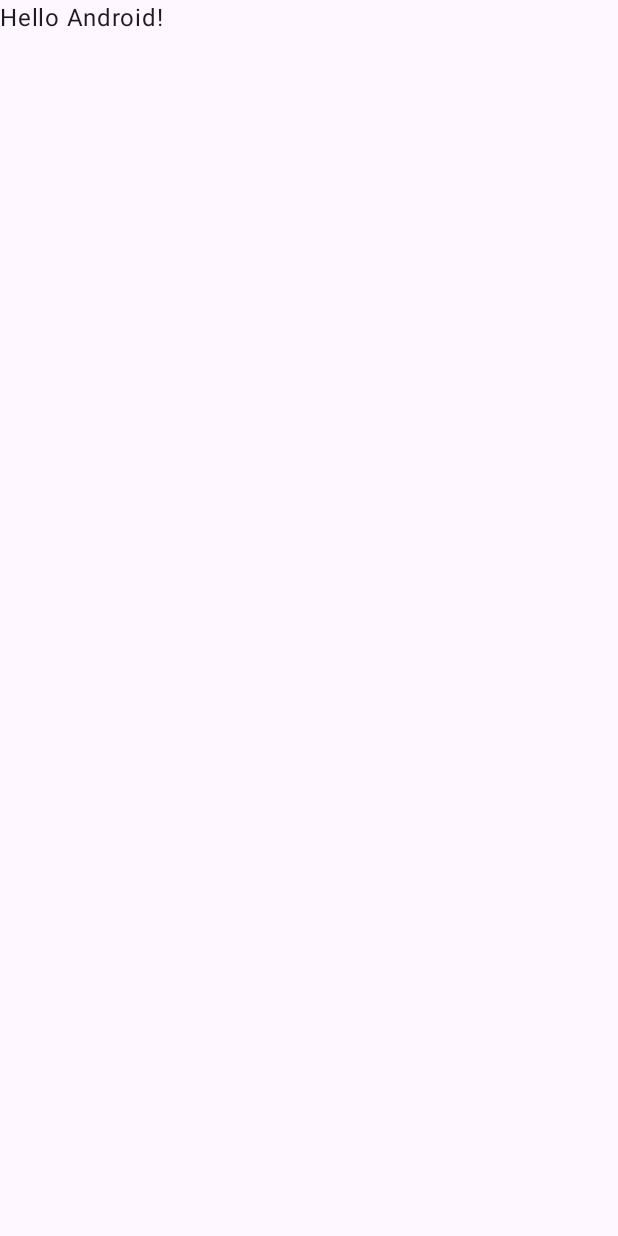
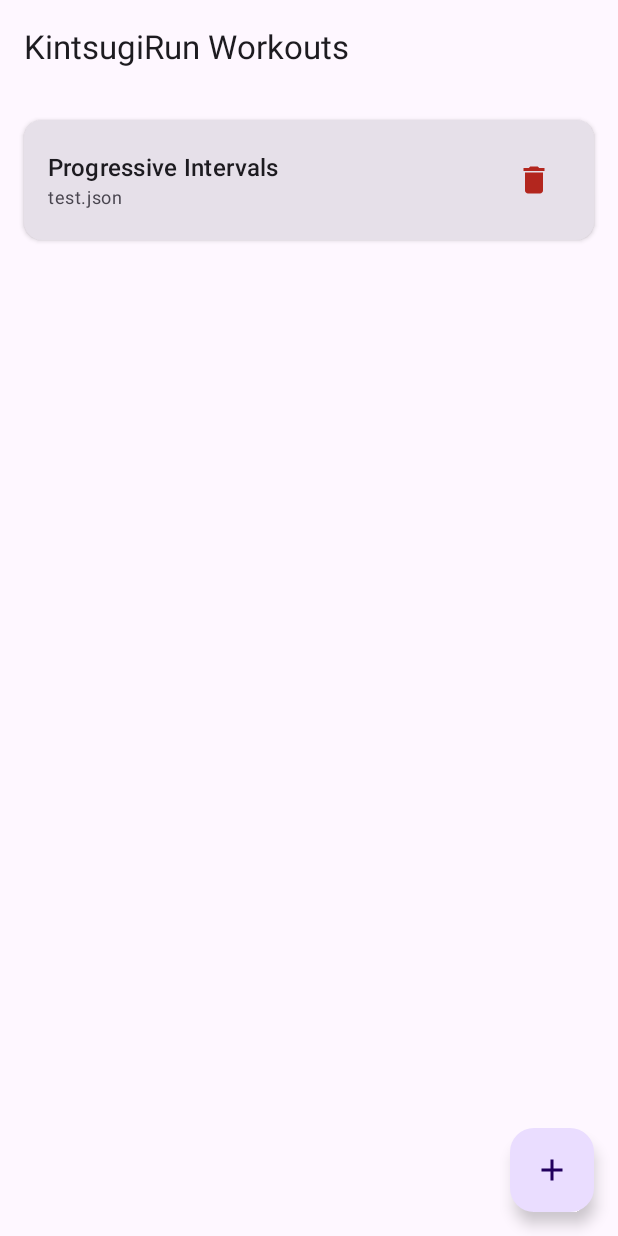
Before and after one commit to fbagagli/running_timer, an Android app built with Jetpack Compose: the screen it shows after launch (MainActivity), on a phone screen of 412 x 824 dp. Before the commit the screen is almost empty. Run offline under Robolectric (Android 15) with nearby library versions, the phone set to English and light mode, and no system bars.

Commit message:
feat: Add Jetpack Compose UI for Phase 4
Implemented the User Interface using Jetpack Compose and Material Design 3.
- Set up `KintsugiRunApp` with `NavHost` for navigation between Home and Active Workout screens.
- Updated `build.gradle.kts` with Navigation and ViewModel Compose dependencies.
- Added `HomeViewModel` and `HomeScreen` to display, import, and delete workouts.
- Added `ActiveWorkoutViewModel` and `ActiveWorkoutScreen` to display a runner-friendly timer UI and handle foreground service controls.
- Refactored `WorkoutRepository` to return filenames alongside workout data to support targeted deletion and loading.

Co-authored-by: fbagagli <12300630+fbagagli@users.noreply.github.com>

```diff
--- /dev/null
+++ b/app/src/main/java/com/kintsugirun/HomeScreen.kt
@@ -0,0 +1,118 @@
+package com.kintsugirun
+
+import android.net.Uri
+import androidx.activity.compose.rememberLauncherForActivityResult
+import androidx.activity.result.contract.ActivityResultContracts
+import androidx.compose.foundation.clickable
+import androidx.compose.foundation.layout.*
+import androidx.compose.foundation.lazy.LazyColumn
+import androidx.compose.foundation.lazy.items
+import androidx.compose.material.icons.Icons
+import androidx.compose.material.icons.filled.Add
+import androidx.compose.material.icons.filled.Delete
+import androidx.compose.material3.*
+import androidx.compose.runtime.*
+import androidx.compose.ui.Alignment
+import androidx.compose.ui.Modifier
+import androidx.compose.ui.unit.dp
+
+@OptIn(ExperimentalMaterial3Api::class)
+@Composable
+fun HomeScreen(
+    viewModel: HomeViewModel,
+    onNavigateToWorkout: (String) -> Unit
+) {
+    val workouts by viewModel.workouts.collectAsState()
+
+    val launcher = rememberLauncherForActivityResult(
+        contract = ActivityResultContracts.GetContent()
+    ) { uri: Uri? ->
+        uri?.let { viewModel.importWorkout(it) }
+    }
+
+    Scaffold(
+        topBar = {
+            TopAppBar(
+                title = { Text("KintsugiRun Workouts") }
+            )
+        },
+        floatingActionButton = {
+            FloatingActionButton(onClick = { launcher.launch("application/json") }) {
+                Icon(Icons.Filled.Add, contentDescription = "Import Workout")
+            }
+        }
+    ) { paddingValues ->
+        if (workouts.isEmpty()) {
+            Box(
+                modifier = Modifier
+                    .fillMaxSize()
+                    .padding(paddingValues),
+                contentAlignment = Alignment.Center
+            ) {
+                Text(
+                    text = "No workouts found. Tap + to import.",
+                    style = MaterialTheme.typography.bodyLarge
+                )
+            }
+        } else {
+            LazyColumn(
+                modifier = Modifier
+                    .fillMaxSize()
+                    .padding(paddingValues),
+                contentPadding = PaddingValues(16.dp),
+                verticalArrangement = Arrangement.spacedBy(8.dp)
+            ) {
+                items(workouts) { (fileName, workout) ->
+                    WorkoutRow(
+                        fileName = fileName,
+                        workout = workout,
+                        onClick = { onNavigateToWorkout(fileName) },
+                        onDelete = { viewModel.deleteWorkout(fileName) }
+                    )
+                }
+            }
+        }
+    }
+}
+
+@Composable
+fun WorkoutRow(
+    fileName: String,
+    workout: Workout,
+    onClick: () -> Unit,
+    onDelete: () -> Unit
+) {
+    Card(
+        modifier = Modifier
+            .fillMaxWidth()
+            .clickable { onClick() },
+        elevation = CardDefaults.cardElevation(defaultElevation = 2.dp)
+    ) {
+        Row(
+            modifier = Modifier
+                .fillMaxWidth()
+                .padding(16.dp),
+            horizontalArrangement = Arrangement.SpaceBetween,
+            verticalAlignment = Alignment.CenterVertically
+        ) {
+            Column(modifier = Modifier.weight(1f)) {
+                Text(
+                    text = workout.workoutName,
+                    style = MaterialTheme.typography.titleMedium
+                )
+                Text(
+                    text = fileName,
+                    style = MaterialTheme.typography.bodySmall,
+                    color = MaterialTheme.colorScheme.onSurfaceVariant
+                )
+            }
+            IconButton(onClick = onDelete) {
+                Icon(
+                    Icons.Filled.Delete,
+                    contentDescription = "Delete Workout",
+                    tint = MaterialTheme.colorScheme.error
+                )
+            }
+        }
+    }
+}
--- /dev/null
+++ b/app/src/main/java/com/kintsugirun/HomeViewModel.kt
@@ -0,0 +1,42 @@
+package com.kintsugirun
+
+import android.net.Uri
+import androidx.lifecycle.ViewModel
+import androidx.lifecycle.viewModelScope
+import kotlinx.coroutines.flow.MutableStateFlow
+import kotlinx.coroutines.flow.StateFlow
+import kotlinx.coroutines.flow.asStateFlow
+import kotlinx.coroutines.launch
+
+class HomeViewModel(private val repository: WorkoutRepository) : ViewModel() {
+
+    private val _workouts = MutableStateFlow<List<Pair<String, Workout>>>(emptyList())
+    val workouts: StateFlow<List<Pair<String, Workout>>> = _workouts.asStateFlow()
+
+    init {
+        loadWorkouts()
+    }
+
+    fun loadWorkouts() {
+        viewModelScope.launch {
+            repository.initializeDefaultWorkoutIfNeeded()
+            _workouts.value = repository.getAllWorkouts()
+        }
+    }
+
+    fun deleteWorkout(fileName: String) {
+        viewModelScope.launch {
+            if (repository.deleteWorkout(fileName)) {
+                loadWorkouts()
+            }
+        }
+    }
+
+    fun importWorkout(uri: Uri) {
+        viewModelScope.launch {
+            if (repository.importWorkoutFromUri(uri)) {
+                loadWorkouts()
+            }
+        }
+    }
+}
--- /dev/null
+++ b/app/src/main/java/com/kintsugirun/KintsugiRunApp.kt
@@ -0,0 +1,57 @@
+package com.kintsugirun
+
+import androidx.compose.runtime.Composable
+import androidx.compose.runtime.remember
+import androidx.compose.ui.platform.LocalContext
+import androidx.lifecycle.ViewModel
+import androidx.lifecycle.ViewModelProvider
+import androidx.lifecycle.viewmodel.compose.viewModel
+import androidx.navigation.compose.NavHost
+import androidx.navigation.compose.composable
+import androidx.navigation.compose.rememberNavController
+
+@Composable
+fun KintsugiRunApp() {
+    val context = LocalContext.current
+    val navController = rememberNavController()
+
+    // Create a factory for the ViewModels
+    val factory = object : ViewModelProvider.Factory {
+        override fun <T : ViewModel> create(modelClass: Class<T>): T {
+            val repository = WorkoutRepository(context.applicationContext)
+            return when {
+                modelClass.isAssignableFrom(HomeViewModel::class.java) -> {
+                    HomeViewModel(repository) as T
+                }
+                modelClass.isAssignableFrom(ActiveWorkoutViewModel::class.java) -> {
+                    ActiveWorkoutViewModel(repository, context.applicationContext) as T
+                }
+                else -> throw IllegalArgumentException("Unknown ViewModel class")
+            }
+        }
+    }
+
+    NavHost(navController = navController, startDestination = "home") {
+        composable("home") {
+            val homeViewModel: HomeViewModel = viewModel(factory = factory)
+            HomeScreen(
+                viewModel = homeViewModel,
+                onNavigateToWorkout = { fileName ->
+                    navController.navigate("active_workout/$fileName")
+                }
+            )
+        }
+        composable("active_workout/{fileName}") { backStackEntry ->
+            val fileName = backStackEntry.arguments?.getString("fileName") ?: return@composable
+            val activeWorkoutViewModel: ActiveWorkoutViewModel = viewModel(factory = factory)
+
+            ActiveWorkoutScreen(
+                fileName = fileName,
+                viewModel = activeWorkoutViewModel,
+                onNavigateBack = {
+                    navController.popBackStack("home", inclusive = false)
+                }
+            )
+        }
+    }
+}
--- a/app/src/main/java/com/kintsugirun/MainActivity.kt
+++ b/app/src/main/java/com/kintsugirun/MainActivity.kt
@@ -6,30 +6,31 @@ import androidx.activity.compose.setContent
 import androidx.compose.foundation.layout.fillMaxSize
 import androidx.compose.material3.MaterialTheme
 import androidx.compose.material3.Surface
-import androidx.compose.material3.Text
-import androidx.compose.runtime.Composable
 import androidx.compose.ui.Modifier
 
 class MainActivity : ComponentActivity() {
+    private lateinit var ttsManager: TtsManager
+
     override fun onCreate(savedInstanceState: Bundle?) {
         super.onCreate(savedInstanceState)
+
+        ttsManager = TtsManager(this)
+        TimerManager.initTts(ttsManager)
+
         setContent {
             MaterialTheme {
                 Surface(
                     modifier = Modifier.fillMaxSize(),
                     color = MaterialTheme.colorScheme.background
                 ) {
-                    Greeting("Android")
+                    KintsugiRunApp()
                 }
             }
         }
     }
+
+    override fun onDestroy() {
+        super.onDestroy()
+        ttsManager.shutdown()
+    }
 }
-
-@Composable
-fun Greeting(name: String, modifier: Modifier = Modifier) {
-    Text(
-        text = "Hello $name!",
-        modifier = modifier
-    )
-}
```
Also changed, not shown: app/build.gradle.kts (+8 -0 lines), app/src/main/java/com/kintsugirun/ActiveWorkoutScreen.kt (added, +130 -0 lines), app/src/main/java/com/kintsugirun/ActiveWorkoutViewModel.kt (added, +60 -0 lines), app/src/main/java/com/kintsugirun/WorkoutRepository.kt (+19 -3 lines).
